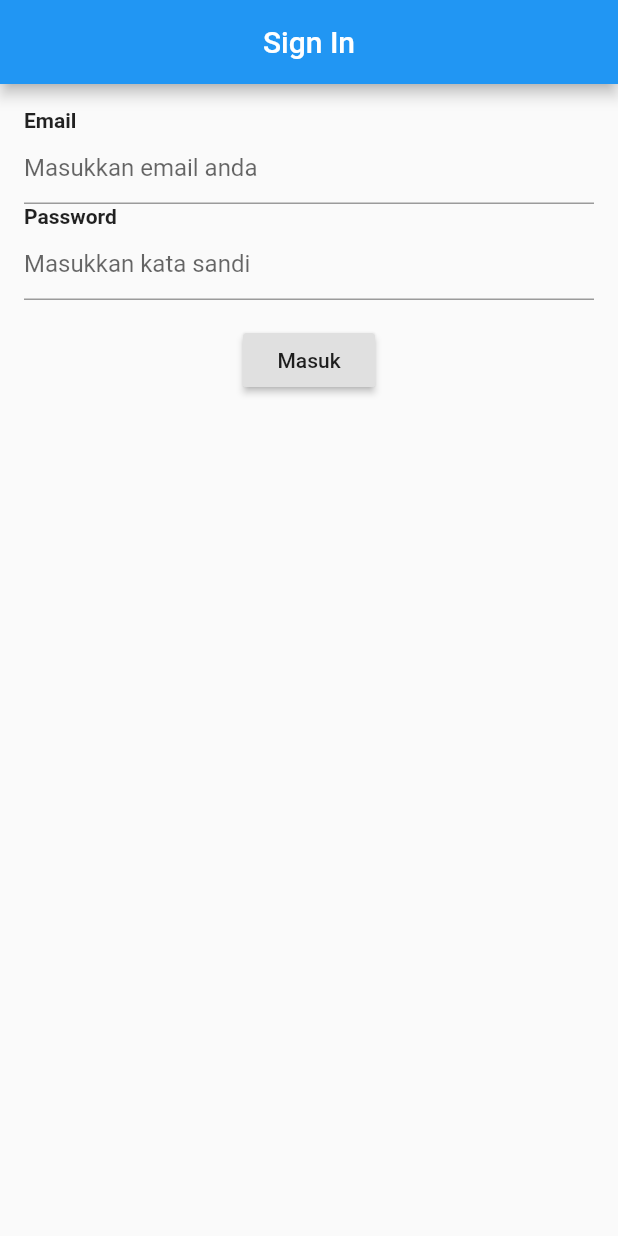
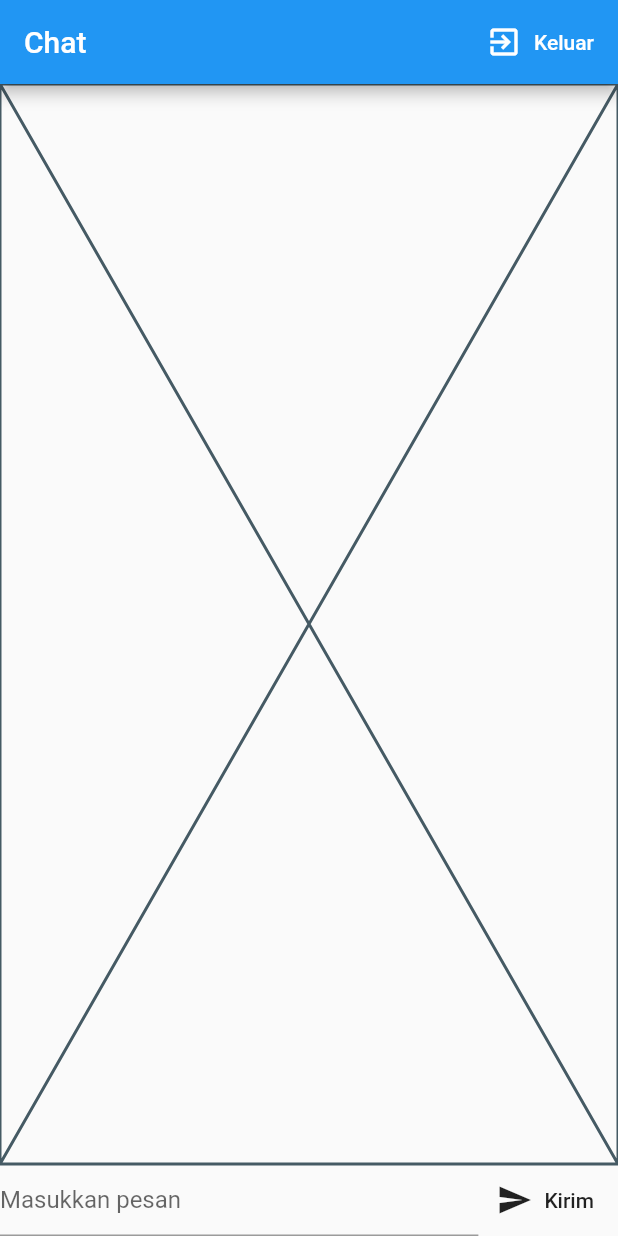
Before and after one commit to abdul23lm/mobile-chat-app-using-flutter, a Flutter app: the screen it shows after launch, on a phone screen of 412 x 824 dp. Run offline on Flutter 3.47's test engine with Material 2 defaults, Android fonts, the phone set to English and light mode, and no system bars.

Commit message:
Create chat_screen.dart

```diff
--- a/lib/main.dart
+++ b/lib/main.dart
@@ -1,4 +1,5 @@
 import 'package:flutter/material.dart';
+import 'package:mobilechatapp/ui/chat_screen.dart';
 import 'package:mobilechatapp/ui/sign_in_screen.dart';
 
 void main() {
@@ -15,7 +16,7 @@ class MyApp extends StatelessWidget {
         primarySwatch: Colors.blue,
         visualDensity: VisualDensity.adaptivePlatformDensity,
       ),
-      home: SignInScreen(),
+      home: ChatScreen(),
     );
   }
 }
--- /dev/null
+++ b/lib/ui/chat_screen.dart
@@ -0,0 +1,49 @@
+import 'package:flutter/cupertino.dart';
+import 'package:flutter/material.dart';
+
+class ChatScreen extends StatefulWidget {
+  @override
+  _ChatScreenState createState() => _ChatScreenState();
+}
+
+class _ChatScreenState extends State<ChatScreen> {
+  @override
+  Widget build(BuildContext context) {
+    return Scaffold(
+      appBar: AppBar(
+        title: Text('Chat'),
+        actions: [
+          FlatButton.icon(
+            textColor: Colors.white,
+            onPressed: () {},
+            icon: Icon(Icons.exit_to_app),
+            label: Text('Keluar'),
+          )
+        ],
+      ),
+      body: SafeArea(
+        child: Column(
+          children: [
+            Expanded(child: Placeholder()),
+            Row(
+              children: [
+                Expanded(
+                  child: TextField(
+                    decoration: InputDecoration(
+                      hintText: 'Masukkan pesan',
+                    ),
+                  ),
+                ),
+                FlatButton.icon(
+                  onPressed: () {},
+                  icon: Icon(Icons.send),
+                  label: Text('Kirim'),
+                )
+              ],
+            )
+          ],
+        ),
+      ),
+    );
+  }
+}
```
